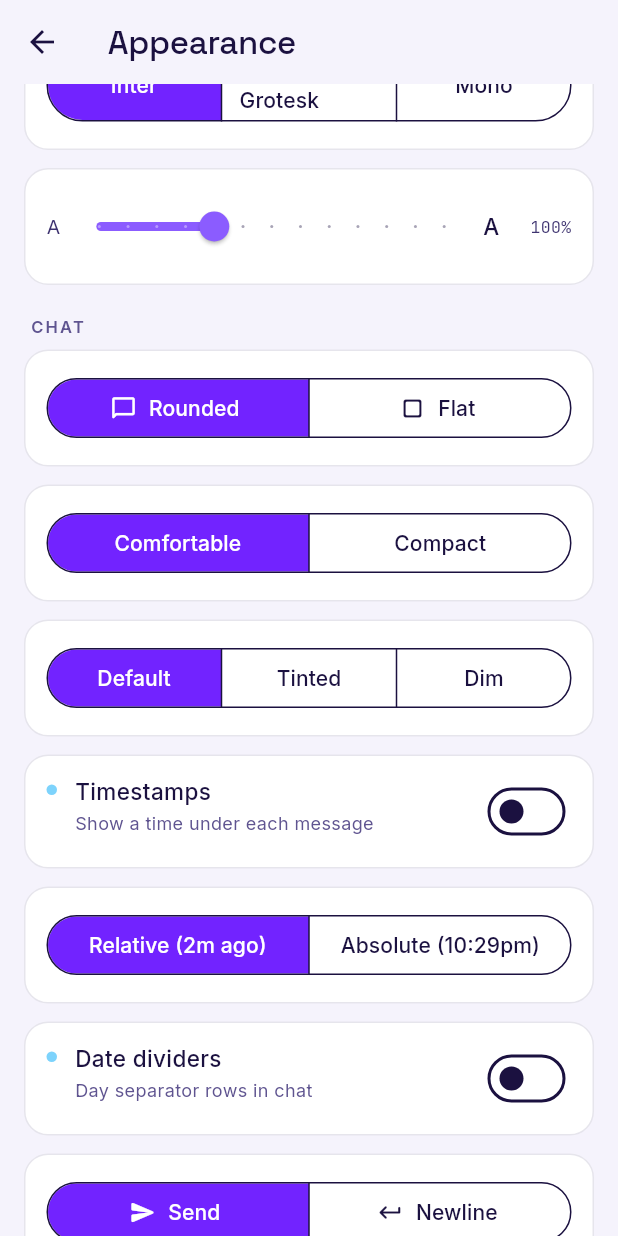
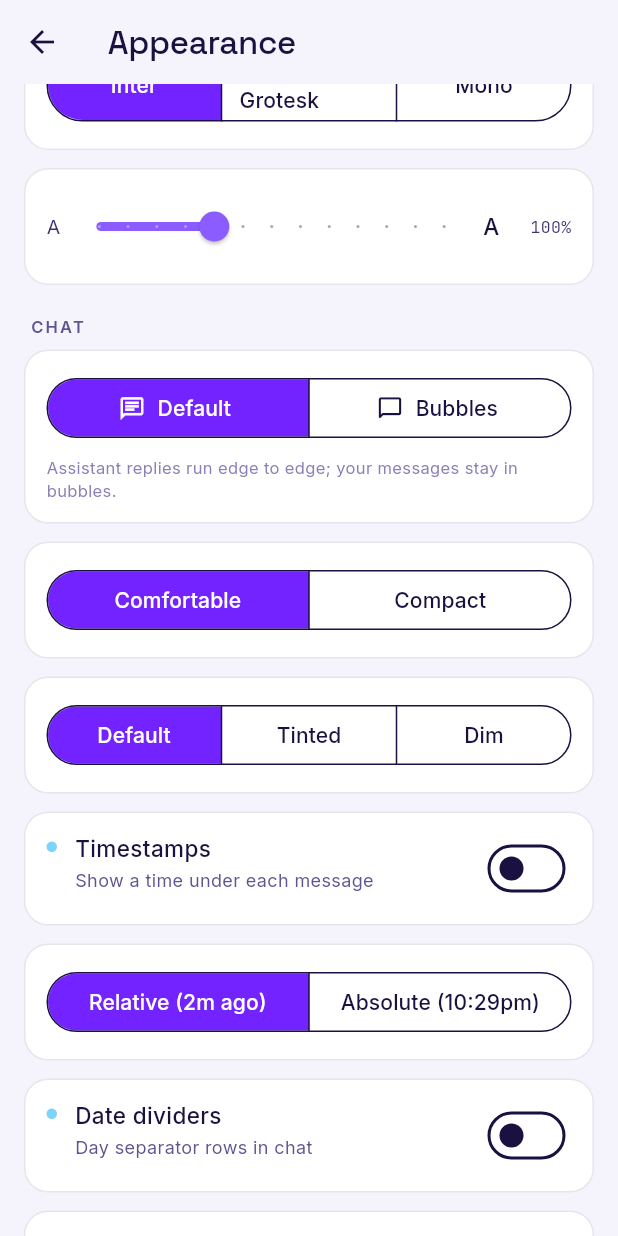
Before and after one commit to k1ng0mar/pantheon-mobile, a Flutter app: the AppearanceScreen screen opened directly, scrolled down 576 dp, on a phone screen of 412 x 824 dp. Run offline on Flutter 3.47's test engine with Material 3 defaults, Android fonts, the phone set to English and light mode, and no system bars; our stand-ins replace audioplayers, file_picker, flutter_secure_storage, image_picker, shared_preferences; missing offline and left inert: record, syntax_highlight; accounts and stored records are empty.

Commit message:
Chat style: Default vs Bubbles layout; slim foldable thinking bar
- Appearance > Chat: replace Rounded/Flat corner toggle with a
  Default | Bubbles layout choice. Default renders assistant
  messages full-bleed (no bubble) with user messages bubbled;
  Bubbles is iOS-style bubbles on both sides.
- Migration: stored 'rounded'/'flat' values both map to 'bubbles';
  fresh installs default to 'default'. Old flat-corner distinction
  dropped.
- _ThinkingBlock restyled from a chunky card into a slim foldable
  row (icon + Thinking label + chevron), collapsed by default.

```diff
--- a/lib/screens/appearance_screen.dart
+++ b/lib/screens/appearance_screen.dart
@@ -139,20 +139,33 @@ class AppearanceScreen extends StatelessWidget {
           PCard(
             child: ValueListenableBuilder<String>(
               valueListenable: prefs.bubbleStyle,
-              builder: (_, style, __) => SegmentedButton<String>(
+              builder: (_, style, __) => Column(
+                crossAxisAlignment: CrossAxisAlignment.stretch,
+                children: [
+                  SegmentedButton<String>(
                     segments: const [
                       ButtonSegment(
-                      value: 'rounded',
-                      label: Text('Rounded'),
-                      icon: Icon(Icons.chat_bubble_outline_rounded, size: 18)),
+                          value: 'default',
+                          label: Text('Default'),
+                          icon: Icon(Icons.chat_outlined, size: 18)),
                       ButtonSegment(
-                      value: 'flat',
-                      label: Text('Flat'),
-                      icon: Icon(Icons.crop_square_rounded, size: 18)),
+                          value: 'bubbles',
+                          label: Text('Bubbles'),
+                          icon: Icon(Icons.chat_bubble_outline_rounded,
+                              size: 18)),
                     ],
                     selected: {style},
                     onSelectionChanged: (s) => prefs.setBubbleStyle(s.first),
                     showSelectedIcon: false,
+                  ),
+                  const SizedBox(height: 8),
+                  Text(
+                    style == 'bubbles'
+                        ? 'iOS-style bubbles on both sides.'
+                        : 'Assistant replies run edge to edge; your messages stay in bubbles.',
+                    style: PT.faint,
+                  ),
+                ],
               ),
             ),
           ),
--- a/lib/services/app_preferences.dart
+++ b/lib/services/app_preferences.dart
@@ -21,7 +21,7 @@ class AppPreferences {
   static const _kCustomTonal = 'app.color.tonal';
 
   static const _kBodyFont = 'app.body_font'; // Inter|SpaceGrotesk|JetBrainsMono
-  static const _kBubbleStyle = 'app.bubble'; // rounded|flat
+  static const _kBubbleStyle = 'app.bubble'; // default|bubbles
   static const _kChatDensity = 'app.chat_density'; // comfortable|compact
   static const _kChatBg = 'app.chat_bg'; // default|tinted|dim
   static const _kLoadingStyle = 'app.loading'; // spinner|dots|pulse
@@ -59,7 +59,7 @@ class AppPreferences {
   final customTonal = ValueNotifier<Color?>(null);
 
   final bodyFont = ValueNotifier<String>('Inter');
-  final bubbleStyle = ValueNotifier<String>('rounded');
+  final bubbleStyle = ValueNotifier<String>('default');
   final chatDensity = ValueNotifier<String>('comfortable');
   final chatBg = ValueNotifier<String>('default');
   final loadingStyle = ValueNotifier<String>('spinner');
@@ -113,7 +113,12 @@ class AppPreferences {
     customTonal.value = _colorFrom(p.getInt(_kCustomTonal));
 
     bodyFont.value = p.getString(_kBodyFont) ?? 'Inter';
-    bubbleStyle.value = p.getString(_kBubbleStyle) ?? 'rounded';
+    bubbleStyle.value = switch (p.getString(_kBubbleStyle)) {
+      // Legacy corner-style values were bubble variants — both become the
+      // Bubbles layout. Fresh installs land on Default.
+      'rounded' || 'flat' || 'bubbles' => 'bubbles',
+      _ => 'default',
+    };
     chatDensity.value = p.getString(_kChatDensity) ?? 'comfortable';
     chatBg.value = p.getString(_kChatBg) ?? 'default';
     loadingStyle.value = p.getString(_kLoadingStyle) ?? 'spinner';
```
Also changed, not shown: lib/screens/session_detail_screen.dart (+52 -44 lines). Lines whose indentation alone changed are shown as unchanged.
